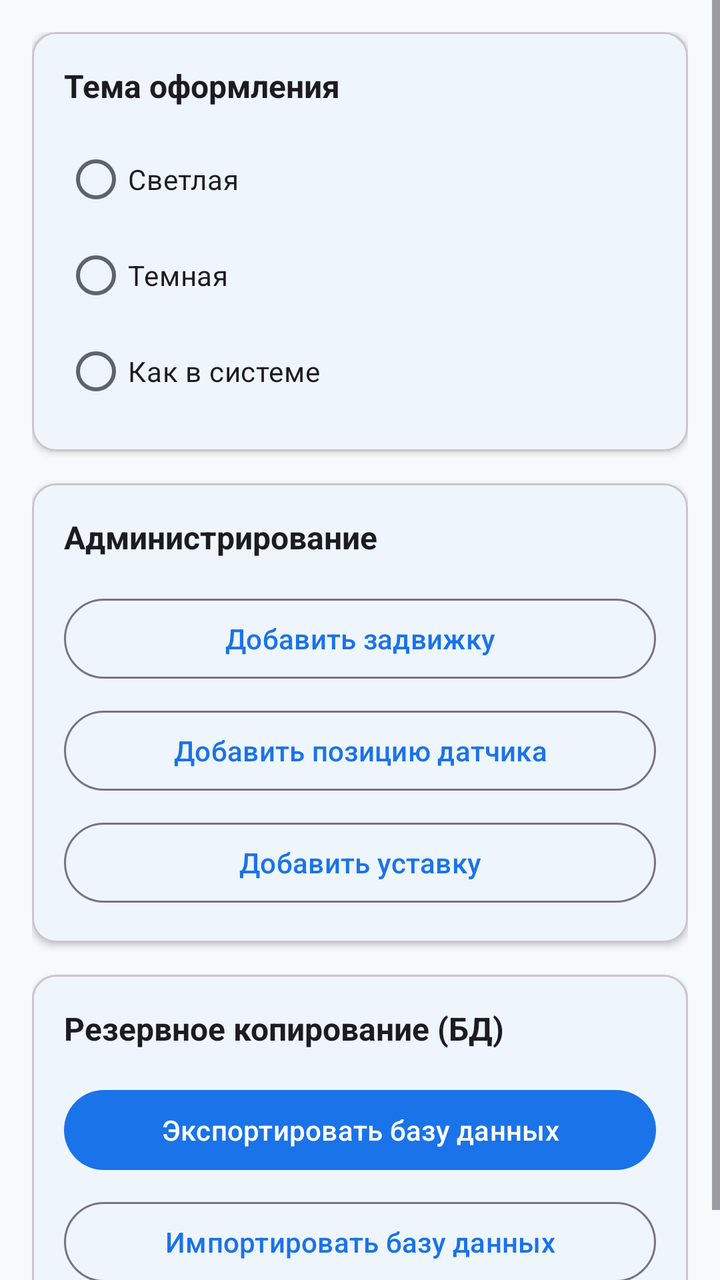
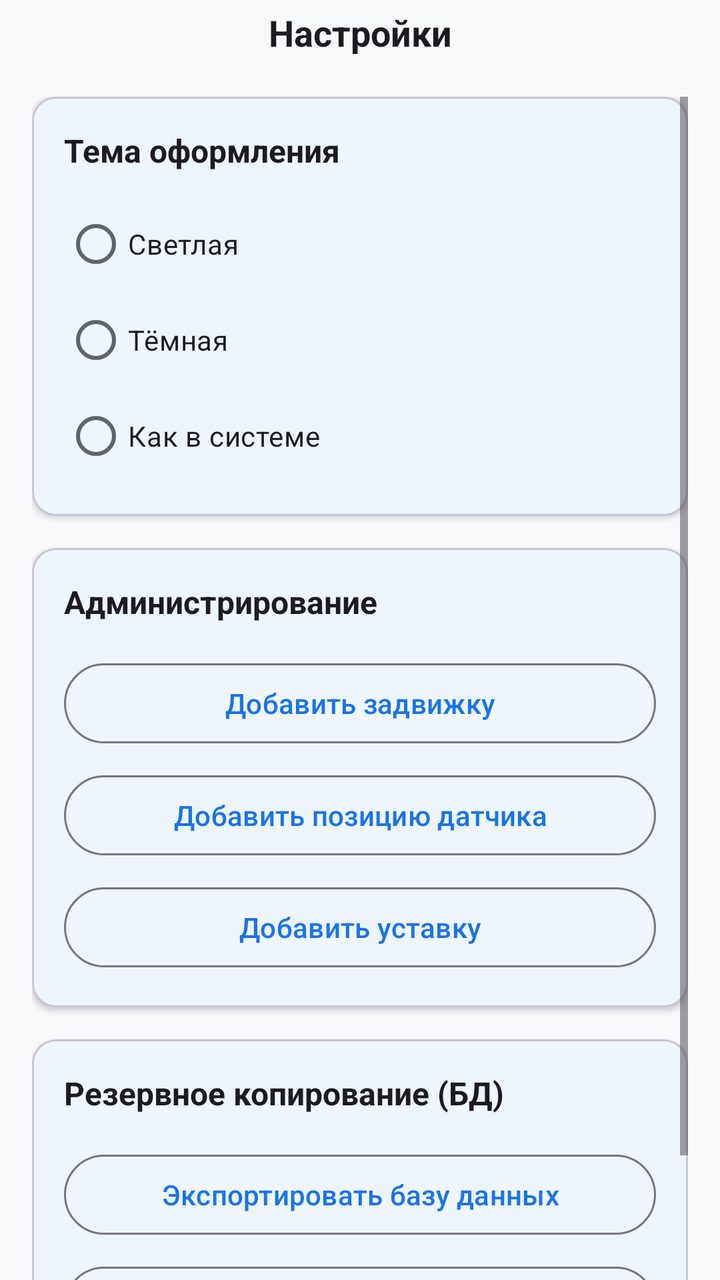

Two renders of the same Android screen: before a commit and after it. Below are the layout's source before the change and the commit's diff.
<!-- AndroidManifest.xml: application theme Theme.FocusApp -->
<!-- res/layout/activity_settings.xml -->
<?xml version="1.0" encoding="utf-8"?>
<ScrollView xmlns:android="http://schemas.android.com/apk/res/android"
    xmlns:app="http://schemas.android.com/apk/res-auto"
    android:layout_width="match_parent"
    android:layout_height="match_parent"
    android:background="?android:attr/windowBackground">

    <LinearLayout
        android:layout_width="match_parent"
        android:layout_height="wrap_content"
        android:orientation="vertical"
        android:padding="16dp">

        
        
        
        <com.google.android.material.card.MaterialCardView
            android:layout_width="match_parent"
            android:layout_height="wrap_content"
            android:layout_marginBottom="16dp"
            app:cardElevation="2dp"
            app:cardCornerRadius="12dp">

            <LinearLayout
                android:layout_width="match_parent"
                android:layout_height="wrap_content"
                android:orientation="vertical"
                android:padding="16dp">

                <TextView
                    android:layout_width="wrap_content"
                    android:layout_height="wrap_content"
                    android:text="Тема оформления"
                    android:textStyle="bold"
                    android:textSize="16sp"
                    android:textColor="?android:attr/textColorPrimary"
                    android:layout_marginBottom="12dp"/>

                <RadioGroup
                    android:id="@+id/rgTheme"
                    android:layout_width="match_parent"
                    android:layout_height="wrap_content">

                    <com.google.android.material.radiobutton.MaterialRadioButton
                        android:id="@+id/rbThemeLight"
                        android:layout_width="match_parent"
                        android:layout_height="wrap_content"
                        android:text="Светлая" />

                    <com.google.android.material.radiobutton.MaterialRadioButton
                        android:id="@+id/rbThemeDark"
                        android:layout_width="match_parent"
                        android:layout_height="wrap_content"
                        android:text="Темная" />

                    <com.google.android.material.radiobutton.MaterialRadioButton
                        android:id="@+id/rbThemeSystem"
                        android:layout_width="match_parent"
                        android:layout_height="wrap_content"
                        android:text="Как в системе" />
                </RadioGroup>
            </LinearLayout>
        </com.google.android.material.card.MaterialCardView>

        
        
        
        <com.google.android.material.card.MaterialCardView
            android:layout_width="match_parent"
            android:layout_height="wrap_content"
            android:layout_marginBottom="16dp"
            app:cardElevation="2dp"
            app:cardCornerRadius="12dp">

            <LinearLayout
                android:layout_width="match_parent"
                android:layout_height="wrap_content"
                android:orientation="vertical"
                android:padding="16dp">

                <TextView
                    android:layout_width="wrap_content"
                    android:layout_height="wrap_content"
                    android:text="Администрирование"
                    android:textStyle="bold"
                    android:textSize="16sp"
                    android:textColor="?android:attr/textColorPrimary"
                    android:layout_marginBottom="16dp"/>

                <com.google.android.material.button.MaterialButton
                    android:id="@+id/btnAdminCreateValve"
                    style="@style/Widget.Material3.Button.OutlinedButton"
                    android:layout_width="match_parent"
                    android:layout_height="wrap_content"
                    android:layout_marginBottom="8dp"
                    android:text="Добавить задвижку"
                    android:drawableStart="@android:drawable/ic_input_add"
                    android:drawablePadding="8dp"/>

                <com.google.android.material.button.MaterialButton
                    android:id="@+id/btnAdminCreateSensor"
                    style="@style/Widget.Material3.Button.OutlinedButton"
                    android:layout_width="match_parent"
                    android:layout_height="wrap_content"
                    android:layout_marginBottom="8dp"
                    android:text="Добавить позицию датчика"
                    android:drawableStart="@android:drawable/ic_input_add"
                    android:drawablePadding="8dp"/>

                <com.google.android.material.button.MaterialButton
                    android:id="@+id/btnAdminCreateSetpoint"
                    style="@style/Widget.Material3.Button.OutlinedButton"
                    android:layout_width="match_parent"
                    android:layout_height="wrap_content"
                    android:text="Добавить уставку"
                    android:drawableStart="@android:drawable/ic_input_add"
                    android:drawablePadding="8dp"/>
            </LinearLayout>
        </com.google.android.material.card.MaterialCardView>

        
        
        
        <com.google.android.material.card.MaterialCardView
            android:layout_width="match_parent"
            android:layout_height="wrap_content"
            app:cardElevation="2dp"
            app:cardCornerRadius="12dp">

            <LinearLayout
                android:layout_width="match_parent"
                android:layout_height="wrap_content"
                android:orientation="vertical"
                android:padding="16dp">

                <TextView
                    android:layout_width="wrap_content"
                    android:layout_height="wrap_content"
                    android:text="Резервное копирование (БД)"
                    android:textStyle="bold"
                    android:textSize="16sp"
                    android:textColor="?android:attr/textColorPrimary"
                    android:layout_marginBottom="16dp"/>

                <com.google.android.material.button.MaterialButton
                    android:id="@+id/btnExportDb"
                    style="@style/Widget.Material3.Button"
                    android:layout_width="match_parent"
                    android:layout_height="wrap_content"
                    android:layout_marginBottom="8dp"
                    android:text="Экспортировать базу данных"
                    android:drawableStart="@android:drawable/ic_menu_save"
                    android:drawablePadding="8dp"/>

                <com.google.android.material.button.MaterialButton
                    android:id="@+id/btnImportDb"
                    style="@style/Widget.Material3.Button.OutlinedButton"
                    android:layout_width="match_parent"
                    android:layout_height="wrap_content"
                    android:text="Импортировать базу данных"
                    android:drawableStart="@android:drawable/ic_menu_upload"
                    android:drawablePadding="8dp"/>
            </LinearLayout>
        </com.google.android.material.card.MaterialCardView>

    </LinearLayout>
</ScrollView>
<!-- resources referenced by this layout -->
<resources>
  <style name="Theme.FocusApp" parent="Theme.Material3.DayNight.NoActionBar">
          
          <item name="colorPrimary">@color/primary</item>
          <item name="colorPrimaryContainer">@color/primary_container</item>
          <item name="colorSecondary">@color/secondary</item>
          <item name="colorTertiary">@color/tertiary</item>
  
          
          <item name="colorOnPrimary">@color/on_primary</item>
          <item name="colorOnSurface">@color/on_surface</item>
          <item name="colorOnSurfaceVariant">@color/on_surface_secondary</item>
  
          
          <item name="colorSurface">@color/surface</item>
          <item name="colorSurfaceVariant">@color/surface_variant</item>
          <item name="android:colorBackground">@color/background</item>
  
          
          <item name="android:statusBarColor">@color/status_bar</item>
  
          
          <item name="android:navigationBarColor">@color/surface</item>
      </style>
  <color name="primary">#1A73E8</color>
  <color name="primary_container">#D2E3FC</color>
  <color name="secondary">#03DAC6</color>
  <color name="tertiary">#FF6B6B</color>
  <color name="on_primary">#FFFFFF</color>
  <color name="on_surface">#202124</color>
  <color name="on_surface_secondary">#5F6368</color>
  <color name="surface">#FFFFFF</color>
  <color name="surface_variant">#F5F5F5</color>
  <color name="background">#F8F9FA</color>
  <color name="status_bar">#FFFFFF</color>
</resources>

<!-- the commit's change to res/layout/activity_settings.xml (unified diff, before → after) -->
@@ -1,167 +1,216 @@
 <?xml version="1.0" encoding="utf-8"?>
-<ScrollView xmlns:android="http://schemas.android.com/apk/res/android"
+<androidx.constraintlayout.widget.ConstraintLayout xmlns:android="http://schemas.android.com/apk/res/android"
     xmlns:app="http://schemas.android.com/apk/res-auto"
     android:layout_width="match_parent"
     android:layout_height="match_parent"
     android:background="?android:attr/windowBackground">
 
-    <LinearLayout
+    
+    
+    
+    <androidx.constraintlayout.widget.ConstraintLayout
+        android:id="@+id/topPanel"
         android:layout_width="match_parent"
         android:layout_height="wrap_content"
-        android:orientation="vertical"
-        android:padding="16dp">
+        android:paddingStart="8dp"
+        android:paddingEnd="8dp"
+        android:paddingTop="4dp"
+        android:paddingBottom="4dp"
+        app:layout_constraintTop_toTopOf="parent"
+        app:layout_constraintStart_toStartOf="parent"
+        app:layout_constraintEnd_toEndOf="parent">
 
         
-        
-        
-        <com.google.android.material.card.MaterialCardView
+        <TextView
+            android:id="@+id/tvTitle"
             android:layout_width="match_parent"
             android:layout_height="wrap_content"
-            android:layout_marginBottom="16dp"
-            app:cardElevation="2dp"
-            app:cardCornerRadius="12dp">
-
-            <LinearLayout
+            android:text="Настройки"
+            android:textSize="18sp"
+            android:textStyle="bold"
+            android:gravity="center"
+            android:ellipsize="end"
+            android:maxLines="1"
+            android:textColor="?android:attr/textColorPrimary"
+            app:layout_constraintStart_toStartOf="parent"
+            app:layout_constraintEnd_toEndOf="parent"
+            app:layout_constraintTop_toTopOf="parent"
+            app:layout_constraintBottom_toBottomOf="parent" />
+
+    </androidx.constraintlayout.widget.ConstraintLayout>
+
+    
+    
+    
+    <ScrollView
+        android:layout_width="0dp"
+        android:layout_height="0dp"
+        android:fillViewport="true"
+        android:clipToPadding="false"
+        android:padding="16dp"
+        app:layout_constraintTop_toBottomOf="@id/topPanel"
+        app:layout_constraintBottom_toBottomOf="parent"
+        app:layout_constraintStart_toStartOf="parent"
+        app:layout_constraintEnd_toEndOf="parent">
+
+        <LinearLayout
+            android:layout_width="match_parent"
+            android:layout_height="wrap_content"
+            android:orientation="vertical">
+
+            
+            
+            
+            <com.google.android.material.card.MaterialCardView
                 android:layout_width="match_parent"
                 android:layout_height="wrap_content"
-                android:orientation="vertical"
-                android:padding="16dp">
-
-                <TextView
-                    android:layout_width="wrap_content"
+                android:layout_marginBottom="16dp"
+                app:cardElevation="2dp"
+                app:cardCornerRadius="12dp">
+
+                <LinearLayout
+                    android:layout_width="match_parent"
                     android:layout_height="wrap_content"
-                    android:text="Тема оформления"
-                    android:textStyle="bold"
-                    android:textSize="16sp"
-                    android:textColor="?android:attr/textColorPrimary"
-                    android:layout_marginBottom="12dp"/>
-
-                <RadioGroup
-                    android:id="@+id/rgTheme"
-                    android:layout_width="match_parent"
-                    android:layout_height="wrap_content">
-
-                    <com.google.android.material.radiobutton.MaterialRadioButton
-                        android:id="@+id/rbThemeLight"
-                        android:layout_width="match_parent"
-                        android:layout_height="wrap_content"
-                        android:text="Светлая" />
-
-                    <com.google.android.material.radiobutton.MaterialRadioButton
-                        android:id="@+id/rbThemeDark"
-                        android:layout_width="match_parent"
-                        android:layout_height="wrap_content"
-                        android:text="Темная" />
-
-                    <com.google.android.material.radiobutton.MaterialRadioButton
-                        android:id="@+id/rbThemeSystem"
-                        android:layout_width="match_parent"
-                        android:layout_height="wrap_content"
-                        android:text="Как в системе" />
-                </RadioGroup>
-            </LinearLayout>
-        </com.google.android.material.card.MaterialCardView>
-
-        
-        
-        
-        <com.google.android.material.card.MaterialCardView
-            android:layout_width="match_parent"
-            android:layout_height="wrap_content"
-            android:layout_marginBottom="16dp"
-            app:cardElevation="2dp"
-            app:cardCornerRadius="12dp">
-
-            <LinearLayout
+                    android:orientation="vertical"
+                    android:padding="16dp">
+
+                    <TextView
+                        android:layout_width="wrap_content"
+                        android:layout_height="wrap_content"
+                        android:text="Тема оформления"
+                        android:textStyle="bold"
+                        android:textSize="16sp"
+                        android:textColor="?android:attr/textColorPrimary"
+                        android:layout_marginBottom="12dp"/>
+
+                    <RadioGroup
+                        android:id="@+id/rgTheme"
+                        android:layout_width="match_parent"
+                        android:layout_height="wrap_content">
+
+                        <com.google.android.material.radiobutton.MaterialRadioButton
+                            android:id="@+id/rbThemeLight"
+                            android:layout_width="match_parent"
+                            android:layout_height="wrap_content"
+                            android:text="Светлая" />
+
+                        <com.google.android.material.radiobutton.MaterialRadioButton
+                            android:id="@+id/rbThemeDark"
+                            android:layout_width="match_parent"
+                            android:layout_height="wrap_content"
+                            android:text="Тёмная" />
+
+                        <com.google.android.material.radiobutton.MaterialRadioButton
+                            android:id="@+id/rbThemeSystem"
+                            android:layout_width="match_parent"
+                            android:layout_height="wrap_content"
+                            android:text="Как в системе" />
+                    </RadioGroup>
+                </LinearLayout>
+            </com.google.android.material.card.MaterialCardView>
+
+            
+            
+            
+            <com.google.android.material.card.MaterialCardView
                 android:layout_width="match_parent"
                 android:layout_height="wrap_content"
-                android:orientation="vertical"
-                android:padding="16dp">
-
-                <TextView
-                    android:layout_width="wrap_content"
-                    android:layout_height="wrap_content"
-                    android:text="Администрирование"
-                    android:textStyle="bold"
-                    android:textSize="16sp"
-                    android:textColor="?android:attr/textColorPrimary"
-                    android:layout_marginBottom="16dp"/>
-
-                <com.google.android.material.button.MaterialButton
-                    android:id="@+id/btnAdminCreateValve"
-                    style="@style/Widget.Material3.Button.OutlinedButton"
+                android:layout_marginBottom="16dp"
+                app:cardElevation="2dp"
+                app:cardCornerRadius="12dp">
+
+                <LinearLayout
                     android:layout_width="match_parent"
                     android:layout_height="wrap_content"
-                    android:layout_marginBottom="8dp"
-                    android:text="Добавить задвижку"
-                    android:drawableStart="@android:drawable/ic_input_add"
-                    android:drawablePadding="8dp"/>
-
-                <com.google.android.material.button.MaterialButton
-                    android:id="@+id/btnAdminCreateSensor"
-                    style="@style/Widget.Material3.Button.OutlinedButton"
+                    android:orientation="vertical"
+                    android:padding="16dp">
+
+                    <TextView
+                        android:layout_width="wrap_content"
+                        android:layout_height="wrap_content"
+                        android:text="Администрирование"
+                        android:textStyle="bold"
+                        android:textSize="16sp"
+                        android:textColor="?android:attr/textColorPrimary"
+                        android:layout_marginBottom="16dp"/>
+
+                    <com.google.android.material.button.MaterialButton
+                        android:id="@+id/btnAdminCreateValve"
+                        style="@style/Widget.Material3.Button.OutlinedButton"
+                        android:layout_width="match_parent"
+                        android:layout_height="wrap_content"
+                        android:layout_marginBottom="8dp"
+                        android:text="Добавить задвижку"
+                        android:drawableStart="@android:drawable/ic_input_add"
+                        android:drawablePadding="8dp"/>
+
+                    <com.google.android.material.button.MaterialButton
+                        android:id="@+id/btnAdminCreateSensor"
+                        style="@style/Widget.Material3.Button.OutlinedButton"
+                        android:layout_width="match_parent"
+                        android:layout_height="wrap_content"
+                        android:layout_marginBottom="8dp"
+                        android:text="Добавить позицию датчика"
+                        android:drawableStart="@android:drawable/ic_input_add"
+                        android:drawablePadding="8dp"/>
+
+                    <com.google.android.material.button.MaterialButton
+                        android:id="@+id/btnAdminCreateSetpoint"
+                        style="@style/Widget.Material3.Button.OutlinedButton"
+                        android:layout_width="match_parent"
+                        android:layout_height="wrap_content"
+                        android:text="Добавить уставку"
+                        android:drawableStart="@android:drawable/ic_input_add"
+                        android:drawablePadding="8dp"/>
+                </LinearLayout>
+            </com.google.android.material.card.MaterialCardView>
+
+            
+            
+            
+            <com.google.android.material.card.MaterialCardView
+                android:layout_width="match_parent"
+                android:layout_height="wrap_content"
+                app:cardElevation="2dp"
+                app:cardCornerRadius="12dp">
+
+                <LinearLayout
                     android:layout_width="match_parent"
                     android:layout_height="wrap_content"
-                    android:layout_marginBottom="8dp"
-                    android:text="Добавить позицию датчика"
-                    android:drawableStart="@android:drawable/ic_input_add"
-                    android:drawablePadding="8dp"/>
-
-                <com.google.android.material.button.MaterialButton
-                    android:id="@+id/btnAdminCreateSetpoint"
-                    style="@style/Widget.Material3.Button.OutlinedButton"
-                    android:layout_width="match_parent"
-                    android:layout_height="wrap_content"
-                    android:text="Добавить уставку"
-                    android:drawableStart="@android:drawable/ic_input_add"
-                    android:drawablePadding="8dp"/>
-            </LinearLayout>
-        </com.google.android.material.card.MaterialCardView>
-
-        
-        
-        
-        <com.google.android.material.card.MaterialCardView
-            android:layout_width="match_parent"
-            android:layout_height="wrap_content"
-            app:cardElevation="2dp"
-            app:cardCornerRadius="12dp">
-
-            <LinearLayout
-                android:layout_width="match_parent"
-                android:layout_height="wrap_content"
-                android:orientation="vertical"
-                android:padding="16dp">
-
-                <TextView
-                    android:layout_width="wrap_content"
-                    android:layout_height="wrap_content"
-                    android:text="Резервное копирование (БД)"
-                    android:textStyle="bold"
-                    android:textSize="16sp"
-                    android:textColor="?android:attr/textColorPrimary"
-                    android:layout_marginBottom="16dp"/>
-
-                <com.google.android.material.button.MaterialButton
-                    android:id="@+id/btnExportDb"
-                    style="@style/Widget.Material3.Button"
-                    android:layout_width="match_parent"
-                    android:layout_height="wrap_content"
-                    android:layout_marginBottom="8dp"
-                    android:text="Экспортировать базу данных"
-                    android:drawableStart="@android:drawable/ic_menu_save"
-                    android:drawablePadding="8dp"/>
-
-                <com.google.android.material.button.MaterialButton
-                    android:id="@+id/btnImportDb"
-                    style="@style/Widget.Material3.Button.OutlinedButton"
-                    android:layout_width="match_parent"
-                    android:layout_height="wrap_content"
-                    android:text="Импортировать базу данных"
-                    android:drawableStart="@android:drawable/ic_menu_upload"
-                    android:drawablePadding="8dp"/>
-            </LinearLayout>
-        </com.google.android.material.card.MaterialCardView>
-
-    </LinearLayout>
-</ScrollView>
+                    android:orientation="vertical"
+                    android:padding="16dp">
+
+                    <TextView
+                        android:layout_width="wrap_content"
+                        android:layout_height="wrap_content"
+                        android:text="Резервное копирование (БД)"
+                        android:textStyle="bold"
+                        android:textSize="16sp"
+                        android:textColor="?android:attr/textColorPrimary"
+                        android:layout_marginBottom="16dp"/>
+
+                    <com.google.android.material.button.MaterialButton
+                        android:id="@+id/btnExportDb"
+                        style="@style/Widget.Material3.Button.OutlinedButton"
+                        android:layout_width="match_parent"
+                        android:layout_height="wrap_content"
+                        android:layout_marginBottom="8dp"
+                        android:text="Экспортировать базу данных"
+                        android:drawableStart="@android:drawable/ic_menu_save"
+                        android:drawablePadding="8dp"/>
+
+                    <com.google.android.material.button.MaterialButton
+                        android:id="@+id/btnImportDb"
+                        style="@style/Widget.Material3.Button.OutlinedButton"
+                        android:layout_width="match_parent"
+                        android:layout_height="wrap_content"
+                        android:text="Импортировать базу данных"
+                        android:drawableStart="@android:drawable/ic_menu_upload"
+                        android:drawablePadding="8dp"/>
+                </LinearLayout>
+            </com.google.android.material.card.MaterialCardView>
+
+        </LinearLayout>
+    </ScrollView>
+
+</androidx.constraintlayout.widget.ConstraintLayout>
